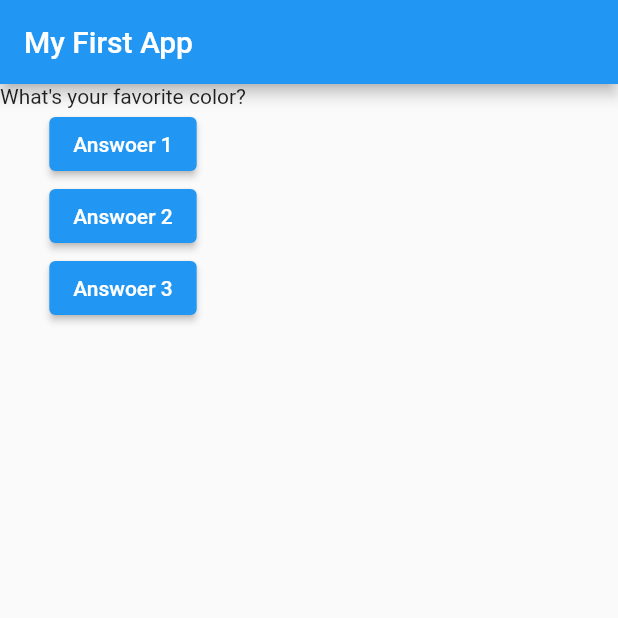
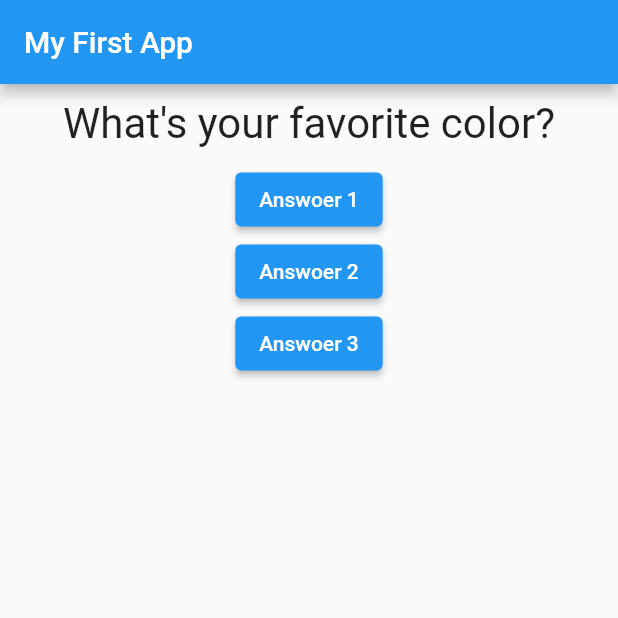
Before and after one commit to nagisano33/flutter_complete_guide, a Flutter app: the screen it shows after launch, on a phone screen of 412 x 824 dp, the top half of it. Run offline on Flutter 3.47's test engine with Material 2 defaults, Android fonts, the phone set to English and light mode, and no system bars.

Commit message:
Update テキストをカスタムウィジェットに差し替え

```diff
--- a/lib/main.dart
+++ b/lib/main.dart
@@ -1,4 +1,6 @@
 import 'package:flutter/material.dart';
+
+import './question.dart';
 
 // void main() {
 //   runApp(MyApp());
@@ -37,7 +39,7 @@ class _MyAppState extends State<MyApp> {
         ),
         body: Column(
           children: <Widget>[
-            Text(questions[_questionIndex]),
+            Question(questions[_questionIndex]),
             // RaisedButton
             ElevatedButton(
               child: Text('Answoer 1'),
```
